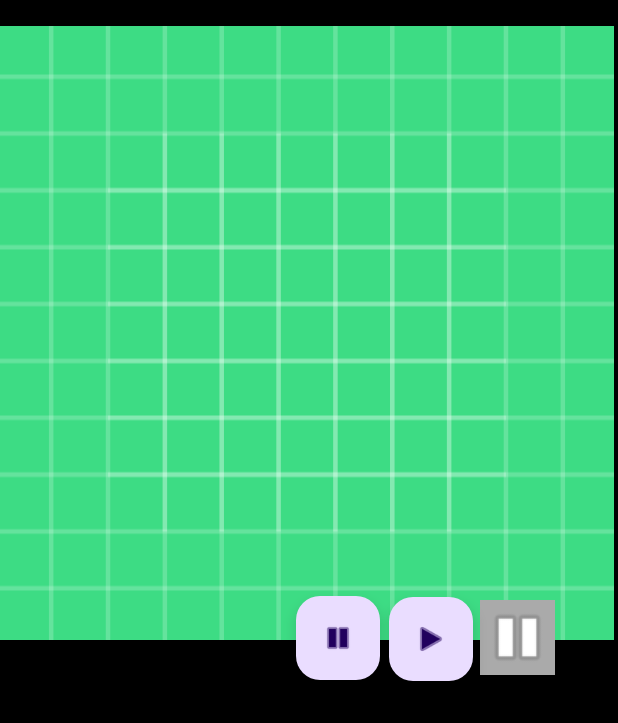
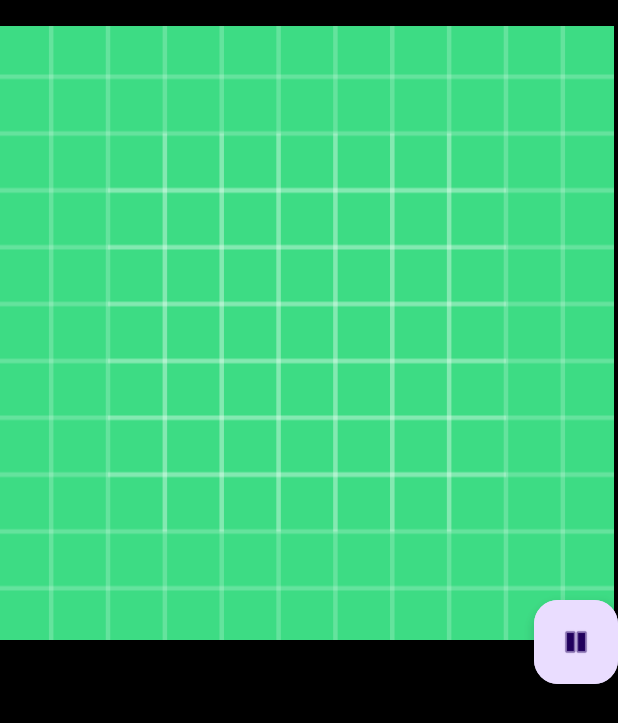
Before and after one commit to GerXY-code/progtech-project, an Android app: the layout home_page.xml on its own in the app's theme, with its tools: preview values and no code run, on a phone screen of 412 x 824 dp. Shown: the top 723 px of the screen. Run offline under Robolectric (Android 15) with nearby library versions, the phone set to English and light mode, and no system bars.

Commit message:
Design changes

```diff
--- a/SourceCode/app/src/main/java/com/example/spotifly/HomePageActivity.java
+++ b/SourceCode/app/src/main/java/com/example/spotifly/HomePageActivity.java
@@ -11,7 +11,7 @@ import android.widget.TextView;
 
 import androidx.appcompat.app.AppCompatActivity;
 
-import org.w3c.dom.Text;
+import com.google.android.material.floatingactionbutton.FloatingActionButton;
 
 import java.util.ArrayList;
 import java.util.concurrent.ExecutionException;
@@ -20,8 +20,7 @@ import java.util.concurrent.ExecutionException;
 public class HomePageActivity extends AppCompatActivity {
 
     ListView musicList;
-    ImageView playButton;
-    ImageView pauseButton;
+    FloatingActionButton playButton,pauseButton;
 
     ImageView music_cover;
 
@@ -36,8 +35,8 @@ public class HomePageActivity extends AppCompatActivity {
         super.onCreate(savedInstanceState);
         setContentView(R.layout.home_page);
         musicList = (ListView)findViewById(R.id.music_list);
-        playButton = (ImageView)findViewById(R.id.ic_music_play);
-        pauseButton = (ImageView)findViewById(R.id.ic_music_stop);
+        playButton = (FloatingActionButton) findViewById(R.id.action_start);
+        pauseButton = (FloatingActionButton) findViewById(R.id.action_pause);
         music_cover = (ImageView)findViewById(R.id.music_cover);
         music_author = (TextView)findViewById(R.id.music_author);
         music_cover.setVisibility(View.INVISIBLE);
--- a/SourceCode/app/src/main/res/layout/home_page.xml
+++ b/SourceCode/app/src/main/res/layout/home_page.xml
@@ -62,50 +62,23 @@
         app:layout_constraintStart_toStartOf="parent"
         app:layout_constraintTop_toTopOf="parent" />
 
-    <ImageView
-        android:id="@+id/ic_music_play"
-        android:layout_width="50dp"
-        android:layout_height="50dp"
-        android:layout_marginStart="320dp"
-        android:layout_marginTop="400dp"
-        android:background="@android:color/darker_gray"
-        app:layout_constraintStart_toStartOf="parent"
-        app:layout_constraintTop_toTopOf="parent"
-        app:srcCompat="@android:drawable/ic_media_play" />
-
-    <ImageView
-        android:id="@+id/ic_music_stop"
-        android:layout_width="50dp"
-        android:layout_height="50dp"
-        android:layout_marginStart="320dp"
-        android:layout_marginTop="400dp"
-        android:background="@android:color/darker_gray"
-        android:scrollbarSize="4dp"
-        app:layout_constraintStart_toStartOf="parent"
-        app:layout_constraintTop_toTopOf="parent"
-        app:srcCompat="@android:drawable/ic_media_pause" />
-
     <com.google.android.material.floatingactionbutton.FloatingActionButton
-        android:id="@+id/floatingActionButton"
+        android:id="@+id/action_start"
         android:layout_width="wrap_content"
         android:layout_height="wrap_content"
-        android:layout_marginStart="259dp"
-        android:layout_marginTop="398dp"
+        android:layout_marginTop="400dp"
         android:clickable="true"
-        app:layout_constraintStart_toStartOf="parent"
+        app:layout_constraintEnd_toEndOf="parent"
         app:layout_constraintTop_toTopOf="parent"
         app:srcCompat="@android:drawable/ic_media_play" />
 
     <com.google.android.material.floatingactionbutton.FloatingActionButton
-        android:id="@+id/floatingActionButton2"
+        android:id="@+id/action_pause"
         android:layout_width="wrap_content"
         android:layout_height="wrap_content"
-        android:layout_marginStart="197dp"
-        android:layout_marginTop="397dp"
-        android:layout_marginEnd="159dp"
+        android:layout_marginTop="400dp"
         android:clickable="true"
         app:layout_constraintEnd_toEndOf="parent"
-        app:layout_constraintStart_toStartOf="parent"
         app:layout_constraintTop_toTopOf="parent"
         app:srcCompat="@android:drawable/ic_media_pause" />
 
```
